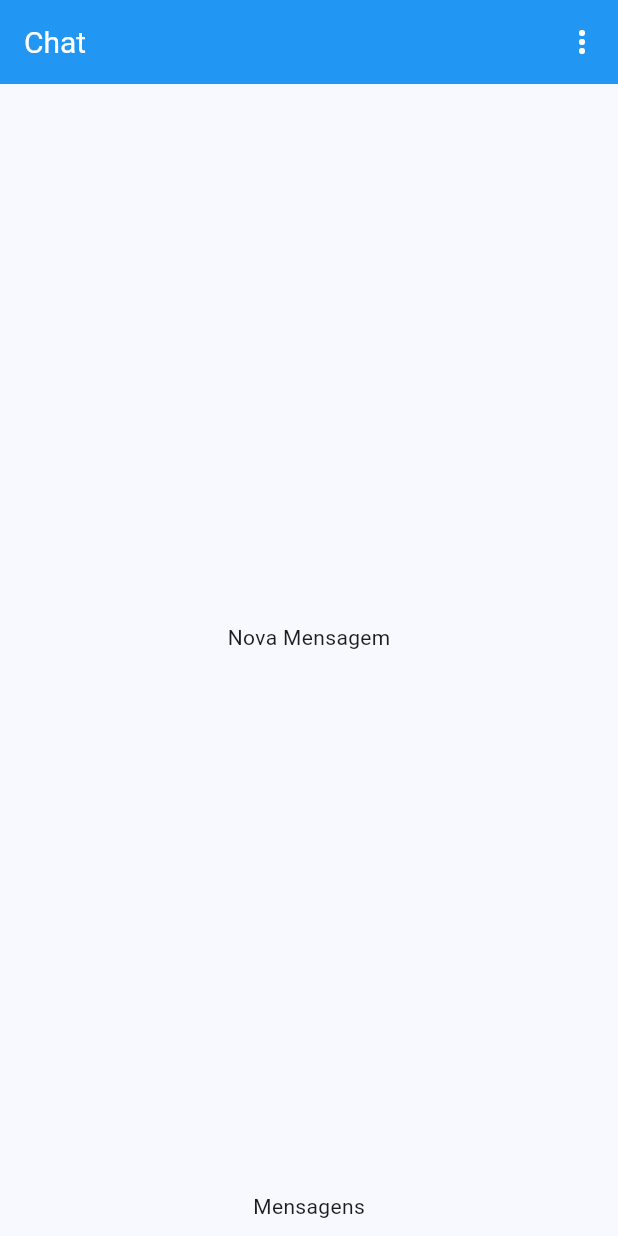
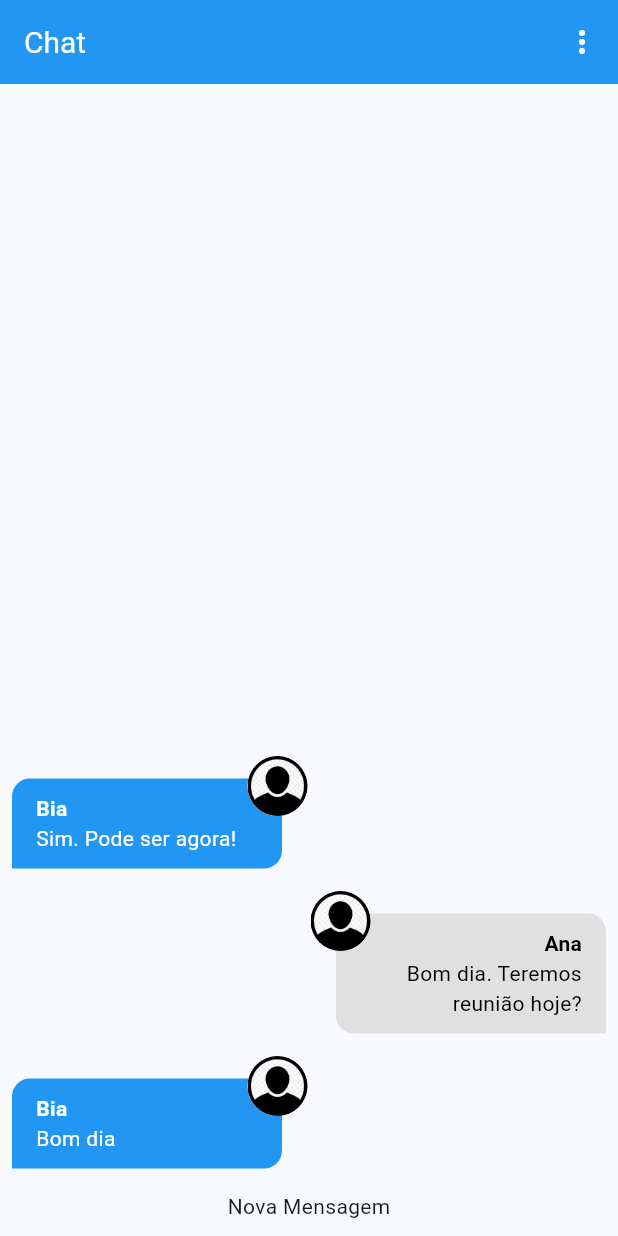
Before and after one commit to hantonny/chat, a Flutter app: the screen it shows after launch, on a phone screen of 412 x 824 dp. Run offline on Flutter 3.47's test engine with Material 3 defaults, Android fonts, the phone set to English and light mode, and no system bars; our stand-ins replace image_picker; accounts and stored records are empty.

Commit message:
Message Bubble

```diff
--- /dev/null
+++ b/lib/components/message_bubble.dart
@@ -0,0 +1,103 @@
+import 'dart:io';
+
+import 'package:chat/core/models/chat_message.dart';
+import 'package:flutter/material.dart';
+
+class MessageBubble extends StatelessWidget {
+  static const _defaultImage = 'assets/images/avatar.png';
+  final ChatMessage message;
+  final bool belongsToCurrentUser;
+
+  const MessageBubble({
+    super.key,
+    required this.message,
+    required this.belongsToCurrentUser,
+  });
+
+  Widget _showUserImage(String imageURL) {
+    ImageProvider? provider;
+
+    final uri = Uri.parse(imageURL);
+
+    if (uri.path.contains(_defaultImage)) {
+      provider = AssetImage(_defaultImage);
+    } else if (uri.scheme.contains('http')) {
+      provider = NetworkImage(uri.toString());
+    } else {
+      provider = FileImage(File(uri.toString()));
+    }
+
+    return CircleAvatar(
+      backgroundImage: provider,
+    );
+  }
+
+  @override
+  Widget build(BuildContext context) {
+    return Stack(
+      children: [
+        Row(
+          mainAxisAlignment: belongsToCurrentUser
+              ? MainAxisAlignment.end
+              : MainAxisAlignment.start,
+          children: [
+            Container(
+              decoration: BoxDecoration(
+                color: belongsToCurrentUser
+                    ? Colors.grey.shade300
+                    : Theme.of(context).primaryColor,
+                borderRadius: BorderRadius.only(
+                  topLeft: Radius.circular(12),
+                  topRight: Radius.circular(12),
+                  bottomLeft: belongsToCurrentUser
+                      ? Radius.circular(12)
+                      : Radius.circular(0),
+                  bottomRight: belongsToCurrentUser
+                      ? Radius.circular(0)
+                      : Radius.circular(12),
+                ),
+              ),
+              width: 180,
+              padding: const EdgeInsets.symmetric(
+                vertical: 10,
+                horizontal: 16,
+              ),
+              margin: const EdgeInsets.symmetric(
+                vertical: 15,
+                horizontal: 8,
+              ),
+              child: Column(
+                crossAxisAlignment: belongsToCurrentUser
+                    ? CrossAxisAlignment.end
+                    : CrossAxisAlignment.start,
+                children: [
+                  Text(
+                    message.userName,
+                    style: TextStyle(
+                      color: belongsToCurrentUser ? Colors.black : Colors.white,
+                      fontWeight: FontWeight.bold,
+                    ),
+                  ),
+                  Text(
+                    message.text,
+                    textAlign:
+                        belongsToCurrentUser ? TextAlign.right : TextAlign.left,
+                    style: TextStyle(
+                      color: belongsToCurrentUser ? Colors.black : Colors.white,
+                    ),
+                  ),
+                ],
+              ),
+            ),
+          ],
+        ),
+        Positioned(
+          top: 0,
+          left: belongsToCurrentUser ? null : 165,
+          right: belongsToCurrentUser ? 165 : null,
+          child: _showUserImage(message.userImageURL),
+        ),
+      ],
+    );
+  }
+}
--- a/lib/components/messages.dart
+++ b/lib/components/messages.dart
@@ -1,3 +1,7 @@
+import 'package:chat/components/message_bubble.dart';
+import 'package:chat/core/models/chat_message.dart';
+import 'package:chat/core/services/auth/auth.service.dart';
+import 'package:chat/core/services/chat/chat_service.dart';
 import 'package:flutter/material.dart';
 
 class Messages extends StatelessWidget {
@@ -5,8 +9,30 @@ class Messages extends StatelessWidget {
 
   @override
   Widget build(BuildContext context) {
-    return Center(
-      child: Text('Nova Mensagem'),
-    );
+    final currentUser = AuthService().currentUser;
+    return StreamBuilder<List<ChatMessage>>(
+        stream: ChatService().messagesStream(),
+        builder: (ctx, snapshot) {
+          if (snapshot.connectionState == ConnectionState.waiting) {
+            return const Center(
+              child: CircularProgressIndicator(),
+            );
+          } else if (!snapshot.hasData || snapshot.data!.isEmpty) {
+            return const Center(
+              child: Text('Sem dados. Vamos conversar?'),
+            );
+          } else {
+            final msgs = snapshot.data!;
+            return ListView.builder(
+              reverse: true,
+              itemBuilder: (ctx, i) => MessageBubble(
+                key: ValueKey(msgs[i].id),
+                message: msgs[i],
+                belongsToCurrentUser: currentUser?.id == msgs[i].userId,
+              ),
+              itemCount: msgs.length,
+            );
+          }
+        });
   }
 }
--- a/lib/components/new_message.dart
+++ b/lib/components/new_message.dart
@@ -6,7 +6,7 @@ class NewMessage extends StatelessWidget {
   @override
   Widget build(BuildContext context) {
     return Center(
-      child: Text('Mensagens'),
+      child: Text('Nova Mensagem'),
     );
   }
 }
--- a/lib/core/services/auth/auth_mock_service.dart
+++ b/lib/core/services/auth/auth_mock_service.dart
@@ -6,9 +6,9 @@ import 'package:chat/core/services/auth/auth.service.dart';
 
 class AuthMockService implements AuthService {
   static const _defaultUser = ChatUser(
-    id: '1',
-    name: 'Teste',
-    email: 'teste@cod3r.com.br',
+    id: '456',
+    name: 'Ana',
+    email: 'ana@ana.com',
     imageURL: 'assets/images/avatar.png',
   );
 
--- a/lib/core/services/chat/chat_mock_service.dart
+++ b/lib/core/services/chat/chat_mock_service.dart
@@ -37,10 +37,12 @@ class ChatMockSerice implements ChatService {
     controller.add(_msgs);
   });
 
+  @override
   Stream<List<ChatMessage>> messagesStream() {
     return _msgsStream;
   }
 
+  @override
   Future<ChatMessage> save(String text, ChatUser user) async {
     final newMessage = ChatMessage(
       id: Random().nextDouble().toString(),
--- a/lib/main.dart
+++ b/lib/main.dart
@@ -16,6 +16,7 @@ class MyApp extends StatelessWidget {
     return MaterialApp(
       title: 'Flutter Demo',
       theme: ThemeData(
+        primaryColor: Colors.blue,
         colorScheme: ColorScheme.fromSeed(seedColor: Colors.blue),
         appBarTheme: const AppBarTheme(
           backgroundColor: Colors.blue,
```
